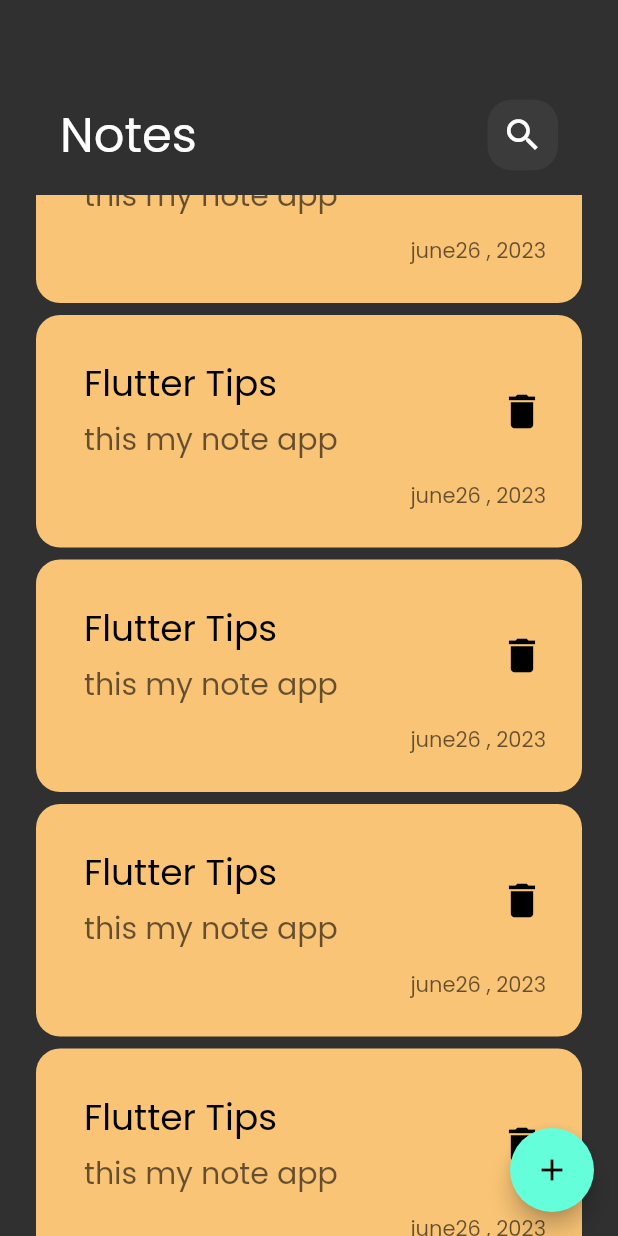
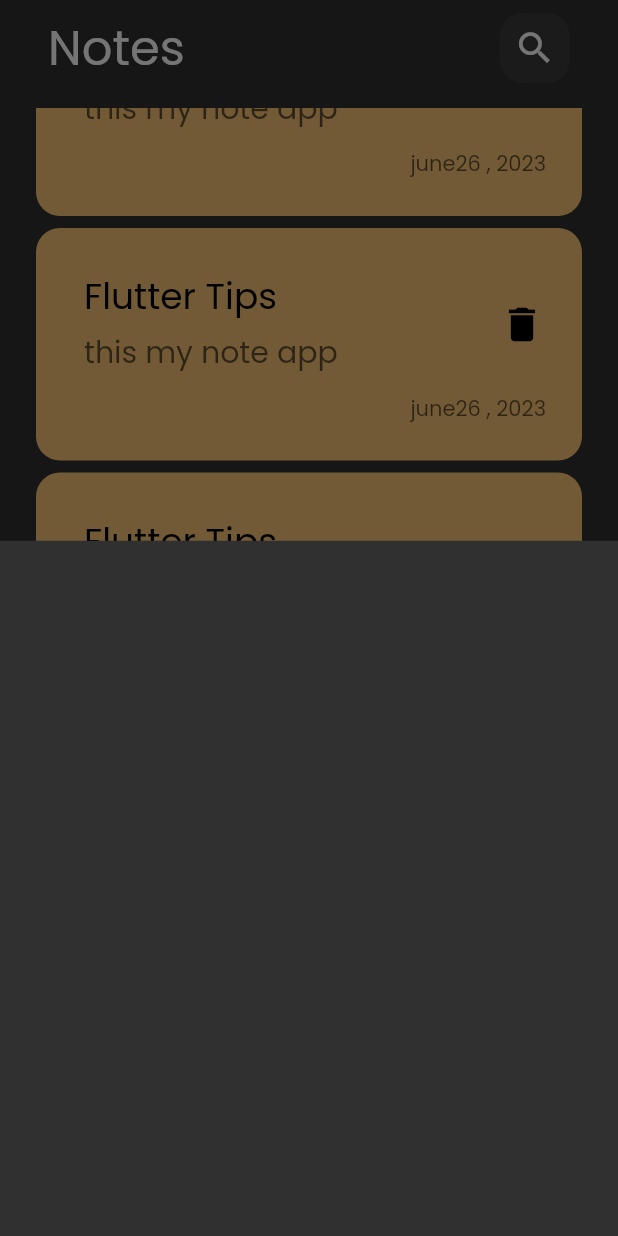
Before and after one commit to mostafahassan8799/Notes_App, a Flutter app: the screen it shows after launch, scrolled down 576 dp, after a tap on the "add" icon, on a phone screen of 412 x 824 dp. Run offline on Flutter 3.47's test engine with Material 2 defaults, Android fonts, the phone set to English and light mode, and no system bars.

Commit message:
add modal bottom sheet

```diff
--- a/lib/views/notes_view.dart
+++ b/lib/views/notes_view.dart
@@ -1,4 +1,5 @@
 import 'package:flutter/material.dart';
+import 'package:notes_app/widgets/custom_bottom_sheet.dart';
 import 'package:notes_app/widgets/notes_view_body.dart';
 
 import '../widgets/custom_app_bar.dart';
@@ -10,7 +11,13 @@ class NotesView extends StatelessWidget {
   Widget build(BuildContext context) {
     return Scaffold(
       floatingActionButton: FloatingActionButton(
-        onPressed: () {},
+        onPressed: () {
+          showModalBottomSheet(
+              context: context,
+              builder: (context) {
+                return const CustomBottomSheet();
+              });
+        },
         child: const Icon(Icons.add),
       ),
       body: const NotesViewBody(),
--- a/lib/widgets/custom_app_bar.dart
+++ b/lib/widgets/custom_app_bar.dart
@@ -7,7 +7,7 @@ class CustomAppBar extends StatelessWidget {
   @override
   Widget build(BuildContext context) {
     return Padding(
-      padding: const EdgeInsets.all(16),
+      padding: const EdgeInsets.all(8),
       child: Row(
         children: const [
           Text(
--- /dev/null
+++ b/lib/widgets/custom_bottom_sheet.dart
@@ -0,0 +1,10 @@
+import 'package:flutter/material.dart';
+
+class CustomBottomSheet extends StatelessWidget {
+  const CustomBottomSheet({super.key});
+
+  @override
+  Widget build(BuildContext context) {
+    return Container();
+  }
+}
--- a/lib/widgets/notes_view_body.dart
+++ b/lib/widgets/notes_view_body.dart
@@ -13,9 +13,6 @@ class NotesViewBody extends StatelessWidget {
       padding: const EdgeInsets.symmetric(horizontal: 24),
       child: Column(
         children: const [
-          SizedBox(
-            height: 50,
-          ),
           CustomAppBar(),
           Expanded(child: NotesViewList()),
         ],
--- a/lib/widgets/notes_view_list.dart
+++ b/lib/widgets/notes_view_list.dart
@@ -7,11 +7,16 @@ class NotesViewList extends StatelessWidget {
 
   @override
   Widget build(BuildContext context) {
-    return ListView.builder(itemBuilder: (context, index) {
-      return const Padding(
-        padding: EdgeInsets.symmetric(vertical: 4),
-        child: NoteItem(),
-      );
-    });
+    return Padding(
+      padding: const EdgeInsets.symmetric(vertical: 8),
+      child: ListView.builder(
+          padding: EdgeInsets.zero,
+          itemBuilder: (context, index) {
+            return const Padding(
+              padding: EdgeInsets.symmetric(vertical: 4),
+              child: NoteItem(),
+            );
+          }),
+    );
   }
 }
```
